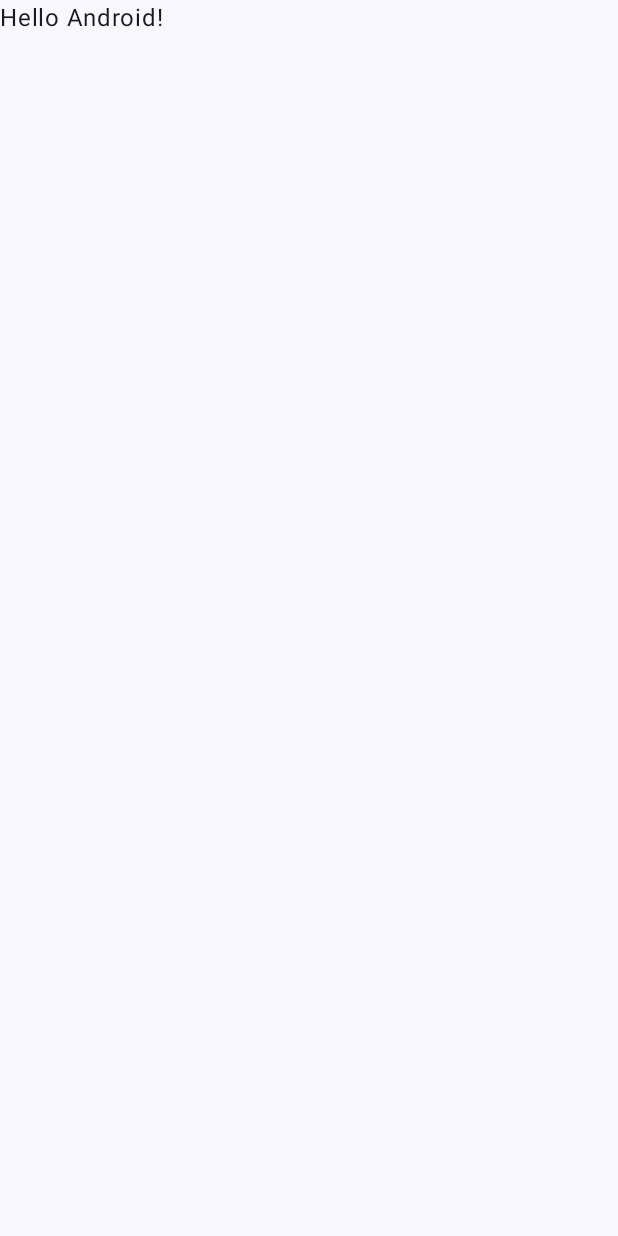
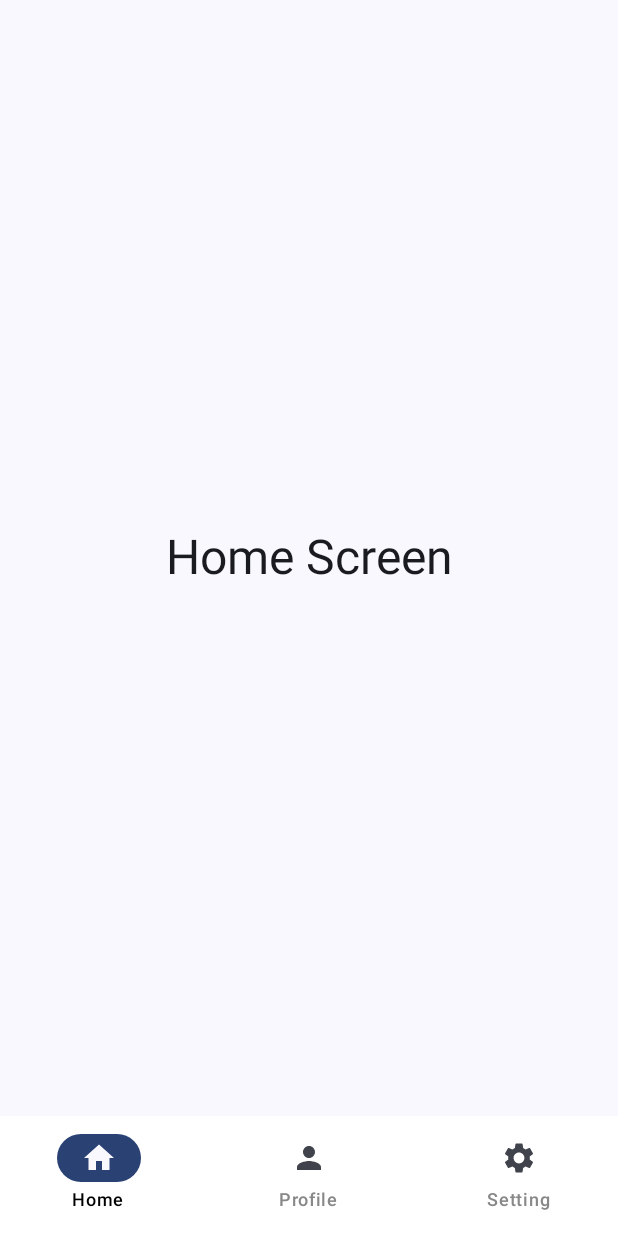
Before and after one commit to yuaatn/instagram-notes, an Android app built with Jetpack Compose: the screen it shows after launch (MainActivity), on a phone screen of 412 x 824 dp. Before the commit the screen is almost empty. Run offline under Robolectric (Android 15) with nearby library versions, the phone set to English and light mode, and no system bars.

Commit message:
добавила экраны которые будут в приложении

```diff
--- a/app/build.gradle.kts
+++ b/app/build.gradle.kts
@@ -41,6 +41,10 @@ android {
 
 dependencies {
 
+    // нижняя боттом бар навигация
+    implementation("androidx.navigation:navigation-compose:2.8.4")
+
+
     implementation(libs.androidx.core.ktx)
     implementation(libs.androidx.lifecycle.runtime.ktx)
     implementation(libs.androidx.activity.compose)
--- a/app/src/main/java/com/yuaatn/instagram_notes/MainActivity.kt
+++ b/app/src/main/java/com/yuaatn/instagram_notes/MainActivity.kt
@@ -4,44 +4,18 @@ import android.os.Bundle
 import androidx.activity.ComponentActivity
 import androidx.activity.compose.setContent
 import androidx.activity.enableEdgeToEdge
-import androidx.compose.foundation.layout.fillMaxSize
-import androidx.compose.foundation.layout.padding
-import androidx.compose.material3.Scaffold
-import androidx.compose.material3.Text
-import androidx.compose.runtime.Composable
-import androidx.compose.ui.Modifier
-import androidx.compose.ui.tooling.preview.Preview
+import com.yuaatn.instagram_notes.ui.InstagramNotesApp
 import com.yuaatn.instagram_notes.ui.theme.InstagramNotesTheme
 
 class MainActivity : ComponentActivity() {
     override fun onCreate(savedInstanceState: Bundle?) {
         super.onCreate(savedInstanceState)
+
         enableEdgeToEdge()
         setContent {
             InstagramNotesTheme {
-                Scaffold(modifier = Modifier.fillMaxSize()) { innerPadding ->
-                    Greeting(
-                        name = "Android",
-                        modifier = Modifier.padding(innerPadding)
-                    )
-                }
+                InstagramNotesApp()
             }
         }
     }
 }
-
-@Composable
-fun Greeting(name: String, modifier: Modifier = Modifier) {
-    Text(
-        text = "Hello $name!",
-        modifier = modifier
-    )
-}
-
-@Preview(showBackground = true)
-@Composable
-fun GreetingPreview() {
-    InstagramNotesTheme {
-        Greeting("Android")
-    }
-}
--- /dev/null
+++ b/app/src/main/java/com/yuaatn/instagram_notes/ui/InstagramNotesApp.kt
@@ -0,0 +1,50 @@
+package com.yuaatn.instagram_notes.ui
+
+import androidx.compose.foundation.layout.PaddingValues
+import androidx.compose.foundation.layout.fillMaxSize
+import androidx.compose.foundation.layout.padding
+import androidx.compose.material3.Scaffold
+import androidx.compose.runtime.Composable
+import androidx.compose.ui.Modifier
+import androidx.navigation.compose.NavHost
+import androidx.navigation.compose.composable
+import androidx.navigation.compose.rememberNavController
+import androidx.navigation.createGraph
+import com.yuaatn.instagram_notes.ui.navigation.BottomNavigationBar
+import com.yuaatn.instagram_notes.ui.navigation.Screen
+import com.yuaatn.instagram_notes.ui.screens.HomeScreen
+import com.yuaatn.instagram_notes.ui.screens.ProfileScreen
+import com.yuaatn.instagram_notes.ui.screens.SettingScreen
+
+@Composable
+fun InstagramNotesApp(
+    modifier: Modifier = Modifier,
+) {
+    val navController = rememberNavController()
+
+    Scaffold(
+        modifier = Modifier
+            .fillMaxSize(),
+        bottomBar = { BottomNavigationBar(navController) }
+    ) { innerPadding ->
+
+        val graph =
+            navController.createGraph(startDestination = Screen.Home.rout) {
+                composable(route = Screen.Home.rout) {
+                    HomeScreen()
+                }
+                composable(route = Screen.Setting.rout) {
+                    SettingScreen()
+                }
+                composable(route = Screen.Profile.rout) {
+                    ProfileScreen()
+                }
+            }
+        NavHost(
+            navController = navController,
+            graph = graph,
+            modifier = Modifier.padding(innerPadding)
+        )
+
+    }
+}
--- /dev/null
+++ b/app/src/main/java/com/yuaatn/instagram_notes/ui/navigation/BottomNavigationBar.kt
@@ -0,0 +1,81 @@
+package com.yuaatn.instagram_notes.ui.navigation
+
+import androidx.compose.material.icons.Icons
+import androidx.compose.material.icons.filled.Home
+import androidx.compose.material.icons.filled.Person
+import androidx.compose.material.icons.filled.Settings
+import androidx.compose.material3.Icon
+import androidx.compose.material3.MaterialTheme
+import androidx.compose.material3.NavigationBar
+import androidx.compose.material3.NavigationBarItem
+import androidx.compose.material3.NavigationBarItemDefaults
+import androidx.compose.material3.Text
+import androidx.compose.runtime.Composable
+import androidx.compose.runtime.mutableIntStateOf
+import androidx.compose.runtime.saveable.rememberSaveable
+import androidx.compose.ui.graphics.Color
+import androidx.compose.ui.graphics.vector.ImageVector
+import androidx.navigation.NavController
+
+@Composable
+fun BottomNavigationBar(
+    navController: NavController
+) {
+    val selectedNavigationIndex = rememberSaveable {
+        mutableIntStateOf(0)
+    }
+
+    val navigationItems = listOf(
+        NavigationItem(
+            title = "Home",
+            icon = Icons.Default.Home,
+            route = Screen.Home.rout
+        ),
+        NavigationItem(
+            title = "Profile",
+            icon = Icons.Default.Person,
+            route = Screen.Profile.rout
+        ),
+        NavigationItem(
+            title = "Setting",
+            icon = Icons.Default.Settings,
+            route = Screen.Setting.rout
+        )
+    )
+
+    NavigationBar(
+        containerColor = Color.White
+    ) {
+        navigationItems.forEachIndexed { index, item ->
+            NavigationBarItem(
+                selected = selectedNavigationIndex.intValue == index,
+                onClick = {
+                    selectedNavigationIndex.intValue = index
+                    navController.navigate(item.route)
+                },
+                icon = {
+                    Icon(imageVector = item.icon, contentDescription = item.title)
+                },
+                label = {
+                    Text(
+                        item.title,
+                        color = if (index == selectedNavigationIndex.intValue)
+                            Color.Black
+                        else Color.Gray
+                    )
+                },
+                colors = NavigationBarItemDefaults.colors(
+                    selectedIconColor = MaterialTheme.colorScheme.surface,
+                    indicatorColor = MaterialTheme.colorScheme.primary
+                )
+
+            )
+        }
+    }
+}
+
+data class NavigationItem(
+    val title: String,
+    val icon: ImageVector,
+    val route: String
+)
--- /dev/null
+++ b/app/src/main/java/com/yuaatn/instagram_notes/ui/navigation/Screen.kt
@@ -0,0 +1,7 @@
+package com.yuaatn.instagram_notes.ui.navigation
+
+sealed class Screen(val rout: String) {
+    object Home: Screen("home_screen")
+    object Profile: Screen("profile_screen")
+    object Setting: Screen("setting_screen")
+}
--- /dev/null
+++ b/app/src/main/java/com/yuaatn/instagram_notes/ui/screens/HomeScreen.kt
@@ -0,0 +1,22 @@
+package com.yuaatn.instagram_notes.ui.screens
+
+import androidx.compose.foundation.layout.Box
+import androidx.compose.foundation.layout.fillMaxSize
+import androidx.compose.material3.MaterialTheme
+import androidx.compose.material3.Text
+import androidx.compose.runtime.Composable
+import androidx.compose.ui.Alignment
+import androidx.compose.ui.Modifier
+
+@Composable
+fun HomeScreen(){
+    Box (modifier = Modifier
+        .fillMaxSize(),
+        contentAlignment = Alignment.Center
+    ){
+        Text(
+            text = "Home Screen",
+            style = MaterialTheme.typography.headlineLarge
+        )
+    }
+}
--- /dev/null
+++ b/app/src/main/java/com/yuaatn/instagram_notes/ui/screens/ProfileScreen.kt
@@ -0,0 +1,22 @@
+package com.yuaatn.instagram_notes.ui.screens
+
+import androidx.compose.foundation.layout.Box
+import androidx.compose.foundation.layout.fillMaxSize
+import androidx.compose.material3.MaterialTheme
+import androidx.compose.material3.Text
+import androidx.compose.runtime.Composable
+import androidx.compose.ui.Alignment
+import androidx.compose.ui.Modifier
+
+@Composable
+fun ProfileScreen(){
+    Box (modifier = Modifier
+        .fillMaxSize(),
+        contentAlignment = Alignment.Center
+    ){
+        Text(
+            text = "Profile Screen",
+            style = MaterialTheme.typography.headlineLarge
+        )
+    }
+}
--- /dev/null
+++ b/app/src/main/java/com/yuaatn/instagram_notes/ui/screens/SettingScreen.kt
@@ -0,0 +1,23 @@
+package com.yuaatn.instagram_notes.ui.screens
+
+import androidx.compose.foundation.layout.Box
+import androidx.compose.foundation.layout.fillMaxSize
+import androidx.compose.material3.MaterialTheme
+import androidx.compose.material3.Text
+import androidx.compose.runtime.Composable
+import androidx.compose.ui.Alignment
+import androidx.compose.ui.Modifier
+
+@Composable
+fun SettingScreen() {
+    Box(
+        modifier = Modifier
+            .fillMaxSize(),
+        contentAlignment = Alignment.Center
+    ) {
+        Text(
+            text = "Setting Screen",
+            style = MaterialTheme.typography.headlineLarge
+        )
+    }
+}
```
